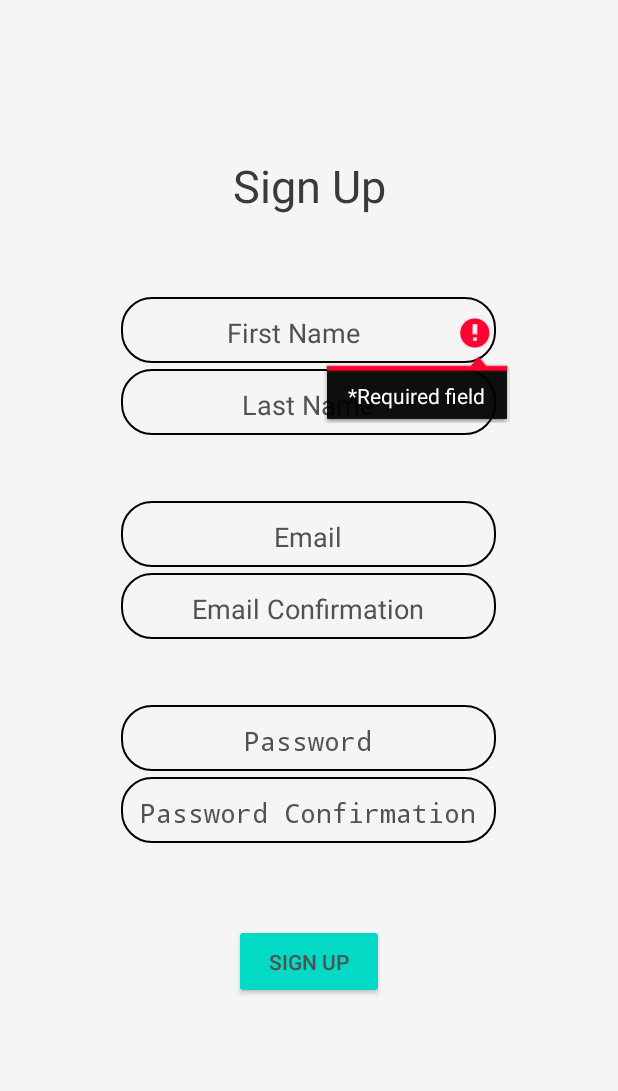
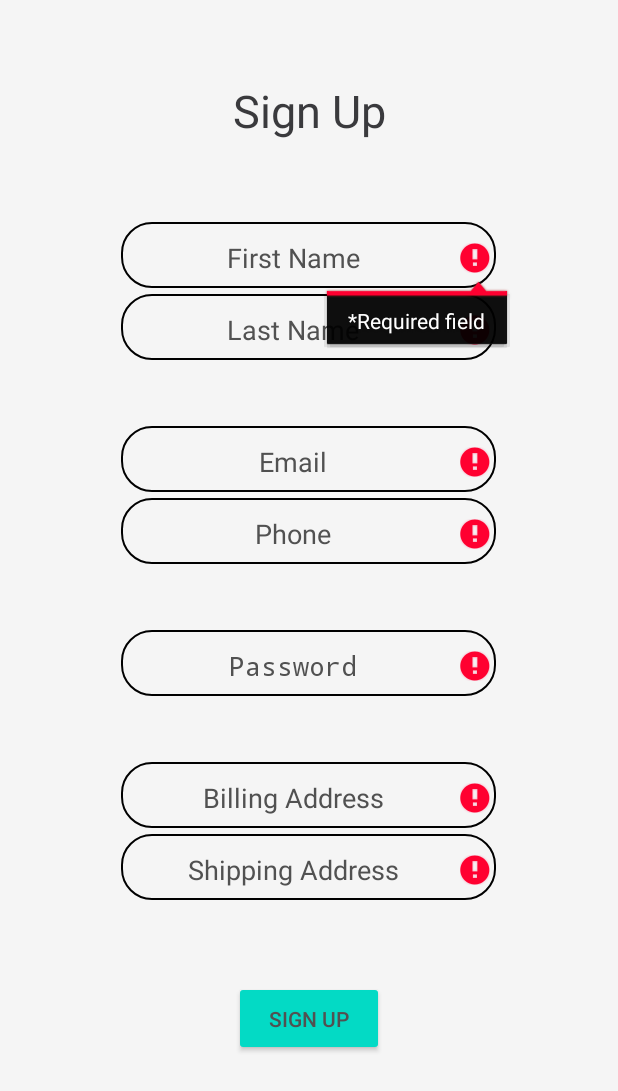
Before and after one commit to TheRealTimo/CarAuctionApp, an Android app: the SignUp screen opened directly, with no data from a screen before it, after a tap on "SIGN UP", on a phone screen of 412 x 824 dp. Shown: the top 1091 px of the screen. Run offline under Robolectric (Android 15) with nearby library versions, the phone set to English and light mode, and no system bars; our stand-ins replace Volley; network calls fail.

Commit message:
CAR-30: Implement user sign up post request, create utility classes and implement unit tests (#15)
* CAR-30: Fix build error in Navbar and add minHeight attribuites to clickable TextViews

* CAR-30: Create directories, utilities classes and update SignUp class

- Implement user sign up POST request to API
- Add pages directory and move all pages besides Starting screen there
- Create Validators class with input validator functions
- Create Constants class with various global constants shared between classes
- Create Utilities class with various global functions for displaying things on UI
- Implement newly created validators in sign up page
- Replace new View.OnClickListener() of Sign Up button with lambda expression
- Remove email confirmation and password confirmation fields
- Add phone, billingAddress and shippingAddress fields
- Add validations for newly created input fields on sign up page
- Add strings for newly created input fields on sign up page

* CAR-30: Add legalPasswordCharacters check and unit tests for all validators

- Add legalPasswordCharacters pattern in Constants
- Add emailAddressPattern in Constants
- Add mandatory legal characters check in password input data
- Add unti tests for all validators functions

```diff
--- a/CarAuctionApp/app/src/main/AndroidManifest.xml
+++ b/CarAuctionApp/app/src/main/AndroidManifest.xml
@@ -30,7 +30,7 @@
                 android:name="android.app.lib_name"
                 android:value="" />
         </activity>
-        <activity android:name=".SignUp"></activity>
-        <activity android:name=".CarInfo"></activity>
+        <activity android:name=".pages.SignUp"></activity>
+        <activity android:name=".pages.CarInfo"></activity>
     </application>
 </manifest>
--- a/CarAuctionApp/app/src/main/java/com/example/carauctionapp/StartingScreen.java
+++ b/CarAuctionApp/app/src/main/java/com/example/carauctionapp/StartingScreen.java
@@ -2,11 +2,13 @@ package com.example.carauctionapp;
 
 import android.content.Intent;
 import android.os.Bundle;
-import android.view.View;
 import android.widget.Button;
 
 import androidx.annotation.Nullable;
 import androidx.appcompat.app.AppCompatActivity;
+
+import com.example.carauctionapp.pages.CarInfo;
+import com.example.carauctionapp.pages.SignUp;
 
 public class StartingScreen extends AppCompatActivity {
     private Button signUpButton, carInfoPageButton;
--- a/CarAuctionApp/app/src/main/java/com/example/carauctionapp/CarInfo.java
+++ b/CarAuctionApp/app/src/main/java/com/example/carauctionapp/pages/CarInfo.java
@@ -1,10 +1,12 @@
-package com.example.carauctionapp;
+package com.example.carauctionapp.pages;
 
 import android.app.Activity;
 import android.os.Bundle;
 import android.widget.TextView;
 
 import androidx.annotation.Nullable;
+
+import com.example.carauctionapp.R;
 
 public class CarInfo extends Activity {
     //Variables for api request
--- a/CarAuctionApp/app/src/main/java/com/example/carauctionapp/Navbar.java
+++ b/CarAuctionApp/app/src/main/java/com/example/carauctionapp/pages/Navbar.java
@@ -1,4 +1,4 @@
-package com.example.carauctionapp;
+package com.example.carauctionapp.pages;
 
 import android.app.Activity;
 import android.os.Bundle;
@@ -6,6 +6,8 @@ import android.util.Log;
 import android.widget.TextView;
 
 import androidx.annotation.Nullable;
+
+import com.example.carauctionapp.R;
 
 public class Navbar extends Activity {
     private TextView carListingsLink, profileLink, watchListLink, recentlySoldLink;
--- /dev/null
+++ b/CarAuctionApp/app/src/main/java/com/example/carauctionapp/pages/SignUp.java
@@ -0,0 +1,161 @@
+package com.example.carauctionapp.pages;
+
+import android.app.Activity;
+import android.content.Context;
+import android.os.Bundle;
+import android.widget.Button;
+import android.widget.EditText;
+import android.widget.Toast;
+
+import androidx.annotation.Nullable;
+
+import com.android.volley.Request;
+import com.android.volley.RequestQueue;
+import com.android.volley.Response;
+import com.android.volley.VolleyError;
+import com.android.volley.toolbox.JsonObjectRequest;
+import com.android.volley.toolbox.Volley;
+import com.example.carauctionapp.R;
+import com.example.carauctionapp.utilities.Constants;
+import com.example.carauctionapp.utilities.Utilities;
+import com.example.carauctionapp.utilities.Validators;
+
+import org.json.JSONException;
+import org.json.JSONObject;
+
+public class SignUp extends Activity {
+    private Button signUpButton;
+    private EditText firstNameInput, lastNameInput, emailInput, passwordInput, phoneInput, billingAddressInput, shippingAddressInput;
+
+    private boolean isAllFieldsChecked = false;
+
+    @Override
+    protected void onCreate(@Nullable Bundle savedInstanceState) {
+        super.onCreate(savedInstanceState);
+        setContentView(R.layout.sign_up_page);
+
+        //EditView inputs
+        firstNameInput = findViewById(R.id.signUpFirstName);
+        lastNameInput = findViewById(R.id.signUpLastName);
+        emailInput = findViewById(R.id.signUpEmail);
+        passwordInput = findViewById(R.id.signUpPassword);
+        phoneInput = findViewById(R.id.signUpPhone);
+        billingAddressInput = findViewById(R.id.signUpBillingAddress);
+        shippingAddressInput = findViewById(R.id.signUpShippingAddress);
+
+        //Sign Up button
+        signUpButton = findViewById(R.id.signUpButton);
+
+        //Sign Up button click event handler
+        signUpButton.setOnClickListener(view -> {
+            if (validateLengthOfAllFields()) {
+                //Temporary data for checks
+                String tempFirstName = firstNameInput.getText().toString();
+                String tempLastName = lastNameInput.getText().toString();
+                String tempEmail = emailInput.getText().toString();
+                String tempPassword = passwordInput.getText().toString();
+                String tempPhoneNumber = phoneInput.getText().toString();
+                String tempBillingAddress = billingAddressInput.getText().toString();
+                String tempShippingAddress = shippingAddressInput.getText().toString();
+
+                isAllFieldsChecked = validateAllFields(tempFirstName, tempLastName, tempEmail, tempPassword, tempPhoneNumber, tempBillingAddress, tempShippingAddress);
+
+                if (isAllFieldsChecked) {
+                    try {
+                        sendSignUpPostRequest();
+                    } catch (JSONException e) {
+                        e.printStackTrace();
+                    }
+                }
+            }
+        });
+    }
+
+    private boolean validateLengthOfAllFields() {
+        if (!Validators.checkIfInputFieldIsEmpty(firstNameInput)) Utilities.setInputError(firstNameInput, Constants.RequiredFieldError);
+        if (!Validators.checkIfInputFieldIsEmpty(lastNameInput)) Utilities.setInputError(lastNameInput, Constants.RequiredFieldError);
+        if (!Validators.checkIfInputFieldIsEmpty(emailInput)) Utilities.setInputError(emailInput, Constants.RequiredFieldError);
+        if (!Validators.checkIfInputFieldIsEmpty(phoneInput)) Utilities.setInputError(phoneInput, Constants.RequiredFieldError);
+        if (!Validators.checkIfInputFieldIsEmpty(billingAddressInput)) Utilities.setInputError(billingAddressInput, Constants.RequiredFieldError);
+        if (!Validators.checkIfInputFieldIsEmpty(shippingAddressInput)) Utilities.setInputError(shippingAddressInput, Constants.RequiredFieldError);
+
+        if(!Validators.checkIfPasswordFieldMeetsLengthRequirements(passwordInput)) Utilities.setInputError(passwordInput, Constants.PasswordLengthError);
+
+        return true;
+    }
+
+    private boolean validateNameFieldsInput(String firstName, String lastName) {
+        if (!Validators.validateTextFieldInputData(firstName, false)) Utilities.setInputError(firstNameInput, Constants.InvalidTextInputFieldError);
+        if (!Validators.validateTextFieldInputData(lastName, false)) Utilities.setInputError(lastNameInput, Constants.InvalidTextInputFieldError);
+
+        return true;
+    }
+
+    private boolean validateEmailFieldInput(String email) {
+        if (!Validators.validateEmailFieldInputData(email)) Utilities.setInputError(emailInput, Constants.InvalidEmailError);
+
+        return true;
+    }
+
+    private boolean validatePasswordFieldInput(String password) {
+        if (!Validators.validatePasswordFieldInputData(password)) Utilities.setInputError(passwordInput, Constants.InvalidPasswordError);
+
+        return true;
+    }
+
+    private boolean validatePhoneFieldInput(String phoneNumber) {
+        if (!Validators.validatePhoneFieldInputData(phoneNumber)) Utilities.setInputError(phoneInput, Constants.InvalidPhoneNumberError);
+
+        return true;
+    }
+
+    private boolean validateBillingAndShippingAddressFieldsInput(String billingAddress, String shippingAddress) {
+        if (!Validators.validateTextFieldInputData(billingAddress, true)) Utilities.setInputError(billingAddressInput, Constants.InvalidTextInputFieldError);
+        if (!Validators.validateTextFieldInputData(shippingAddress, true)) Utilities.setInputError(shippingAddressInput, Constants.InvalidTextInputFieldError);
+
+        return true;
+    }
+
+    private boolean validateAllFields(String firstName, String lastName, String email, String password, String phoneNumber, String billingAddress, String shippingAddress) {
+        return validateNameFieldsInput(firstName, lastName) && validateEmailFieldInput(email) && validatePasswordFieldInput(password) && validatePhoneFieldInput(phoneNumber) && validateBillingAndShippingAddressFieldsInput(billingAddress, shippingAddress);
+    }
+
+    private void sendSignUpPostRequest() throws JSONException {
+        RequestQueue requestQueue = Volley.newRequestQueue(this);
+
+        JSONObject jsonUserObject = new JSONObject();
+        jsonUserObject.put("email", emailInput.getText().toString());
+        jsonUserObject.put("password", passwordInput.getText().toString());
+        jsonUserObject.put("firstName", firstNameInput.getText().toString());
+        jsonUserObject.put("lastName", lastNameInput.getText().toString());
+        jsonUserObject.put("phone", phoneInput.getText().toString());
+        jsonUserObject.put("billingAddress", billingAddressInput.getText().toString());
+        jsonUserObject.put("shippingAddress", shippingAddressInput.getText().toString());
+
+        JSONObject jsonBody = new JSONObject();
+        jsonBody.put("user", jsonUserObject);
+
+        final String requestBody = jsonBody.toString();
+
+        JsonObjectRequest signUpUserRequest = new JsonObjectRequest(Request.Method.POST, Constants.SIGN_UP_USER_API_URL, jsonBody,
+            new Response.Listener<JSONObject>() {
+                @Override
+                public void onResponse(JSONObject response) {
+                    Context context = getApplicationContext();
+                    Toast successfulSignUpToast = Toast.makeText(context, "Successfully signed up!", Toast.LENGTH_SHORT);
+                    successfulSignUpToast.show();
+                    SignUp.this.finish();
+                }
+            },
+            new Response.ErrorListener() {
+                @Override
+                public void onErrorResponse(VolleyError error) {
+                    Context context = getApplicationContext();
+                    Toast successfulSignUpToast = Toast.makeText(context, "There was an error, please try again!", Toast.LENGTH_SHORT);
+                    successfulSignUpToast.show();
+                }
+            });
+
+        requestQueue.add(signUpUserRequest);
+    }
+}
--- /dev/null
+++ b/CarAuctionApp/app/src/main/java/com/example/carauctionapp/utilities/Constants.java
@@ -0,0 +1,32 @@
+package com.example.carauctionapp.utilities;
+
+import android.util.Patterns;
+
+import java.util.regex.Pattern;
+
+public class Constants {
+    public static final int MIN_PASSWORD_LENGTH = 8;
+    public static final int MAX_PASSWORD_LENGTH = 20;
+
+    //API URLs
+    public static final String SIGN_UP_USER_API_URL = "https://api.unnamedproject.xyz/api/v1.0/user";
+    public static final String CAR_API_URL = "https://carapi.app/api";
+
+    //Error messages
+    public static final String RequiredFieldError = "*Required field";
+    public static final String PasswordLengthError = "Password length must be at least " + Constants.MIN_PASSWORD_LENGTH + "and max characters " + Constants.MAX_PASSWORD_LENGTH;
+    public static final String InvalidTextInputFieldError = "Digits and illegal characters are not allowed";
+    public static final String InvalidEmailError = "Invalid email address";
+    public static final String InvalidPasswordError = "Password must contain lower and upper case letters, digits and must NOT contain illegal characters";
+    public static final String InvalidPhoneNumberError = "Invalid phone number";
+
+    //Patterns
+    public static final Pattern upperCase = Pattern.compile("[A-Z]");
+    public static final Pattern lowerCase = Pattern.compile("[a-z]");
+    public static final Pattern digit = Pattern.compile("[0-9]");
+    public static final Pattern emailAddressPattern = Patterns.EMAIL_ADDRESS;
+    public static final Pattern legalPasswordCharacters = Pattern.compile("[@_+]");
+    public static final Pattern illegalNameCharacters = Pattern.compile("[<>+*@&()^!\"#$%':;=?_`{}|~]");
+    public static final Pattern illegalPasswordCharacters = Pattern.compile("[<>*&()^!\"#$%':;=?`{}|~]");
+    public static final Pattern illegalPhoneCharacters = Pattern.compile("[<>*@&()^!\"#$%':;=?_`{}|~]");
+}
--- /dev/null
+++ b/CarAuctionApp/app/src/main/java/com/example/carauctionapp/utilities/Utilities.java
@@ -0,0 +1,9 @@
+package com.example.carauctionapp.utilities;
+
+import android.widget.EditText;
+
+public class Utilities {
+    public static void setInputError(EditText inputField, String error) {
+        inputField.setError(error);
+    }
+}
--- /dev/null
+++ b/CarAuctionApp/app/src/main/java/com/example/carauctionapp/utilities/Validators.java
@@ -0,0 +1,87 @@
+package com.example.carauctionapp.utilities;
+
+import android.widget.EditText;
+
+public class Validators {
+
+
+    public static boolean checkIfInputFieldIsEmpty(EditText inputField) {
+        if (inputField.length() == 0) {
+            return false;
+        }
+
+        return true;
+    }
+
+    public static boolean checkIfPasswordFieldMeetsLengthRequirements(EditText passwordField) {
+        if (passwordField.length() < Constants.MIN_PASSWORD_LENGTH) {
+            return false;
+        }
+
+        if (passwordField.length() > Constants.MAX_PASSWORD_LENGTH) {
+            return false;
+        }
+
+        return true;
+    }
+
+    public static boolean validateTextFieldInputData(String name, boolean allowDigits) {
+        if (!allowDigits && Constants.digit.matcher(name).find()) {
+            return false;
+        }
+
+        if (Constants.illegalNameCharacters.matcher(name).find()) {
+            return false;
+        }
+
+        return true;
+    }
+
+    public static boolean validateEmailFieldInputData(String email) {
+        if (!Constants.emailAddressPattern.matcher(email).matches()) {
+            return false;
+        }
+
+        return true;
+    }
+
+    public static boolean validatePasswordFieldInputData(String password) {
+        if (!Constants.upperCase.matcher(password).find()) {
+            return false;
+        }
+
+        if (!Constants.lowerCase.matcher(password).find()) {
+            return false;
+        }
+
+        if (!Constants.digit.matcher(password).find()) {
+            return false;
+        }
+
+        if(!Constants.legalPasswordCharacters.matcher(password).find()) {
+            return false;
+        }
+
+        if(Constants.illegalPasswordCharacters.matcher(password).find()) {
+            return false;
+        }
+
+        return true;
+    }
+
+    public static boolean validatePhoneFieldInputData(String phoneNumber) {
+        if (Constants.upperCase.matcher(phoneNumber).find()) {
+           return false;
+        }
+
+        if (Constants.lowerCase.matcher(phoneNumber).find()) {
+            return false;
+        }
+
+        if (Constants.illegalPhoneCharacters.matcher(phoneNumber).find()) {
+            return false;
+        }
+
+        return true;
+    }
+}
--- a/CarAuctionApp/app/src/main/res/layout/sign_up_page.xml
+++ b/CarAuctionApp/app/src/main/res/layout/sign_up_page.xml
@@ -10,7 +10,7 @@
         android:minHeight="48dp"
         android:layout_width="match_parent"
         android:layout_height="wrap_content"
-        android:layout_marginTop="100dp"
+        android:layout_marginTop="50dp"
         android:layout_marginBottom="50dp"
         android:layout_centerHorizontal="true"
         android:gravity="center"
@@ -69,7 +69,7 @@
         android:inputType="textEmailAddress"/>
 
     <EditText
-        android:id="@+id/signUpEmailConfirmation"
+        android:id="@+id/signUpPhone"
         android:minHeight="48dp"
         android:layout_width="250dp"
         android:layout_height="wrap_content"
@@ -78,11 +78,11 @@
         android:gravity="center"
         android:background="@drawable/input_field_rectangle_border_rounded_corners"
         android:padding="4dp"
-        android:hint="@string/emailConfirmationHint"
-        android:autofillHints="emailAddress"
+        android:hint="@string/phoneHint"
+        android:autofillHints="phone"
         android:textColorHint="@color/bodyTextColor"
         android:textColor="@color/bodyTextColor"
-        android:inputType="textEmailAddress"/>
+        android:inputType="phone"/>
 
     <EditText
         android:id="@+id/signUpPassword"
@@ -91,7 +91,7 @@
         android:layout_height="wrap_content"
         android:layout_marginTop="40dp"
         android:layout_centerHorizontal="true"
-        android:layout_below="@id/signUpEmailConfirmation"
+        android:layout_below="@id/signUpPhone"
         android:gravity="center"
         android:background="@drawable/input_field_rectangle_border_rounded_corners"
         android:padding="4dp"
@@ -102,26 +102,43 @@
         android:inputType="textPassword"/>
 
     <EditText
-        android:id="@+id/signUpPasswordConfirmation"
+        android:id="@+id/signUpBillingAddress"
         android:minHeight="48dp"
         android:layout_width="250dp"
         android:layout_height="wrap_content"
+        android:layout_marginTop="40dp"
         android:layout_centerHorizontal="true"
         android:layout_below="@id/signUpPassword"
         android:gravity="center"
         android:background="@drawable/input_field_rectangle_border_rounded_corners"
         android:padding="4dp"
-        android:hint="@string/passwordConfirmationHint"
-        android:autofillHints="password"
+        android:hint="@string/billingAddressHint"
+        android:autofillHints="postalAddress"
         android:textColor="@color/bodyTextColor"
         android:textColorHint="@color/bodyTextColor"
-        android:inputType="textPassword"/>
+        android:inputType="textPostalAddress"/>
+
+    <EditText
+        android:id="@+id/signUpShippingAddress"
+        android:minHeight="48dp"
+        android:layout_width="250dp"
+        android:layout_height="wrap_content"
+        android:layout_centerHorizontal="true"
+        android:layout_below="@id/signUpBillingAddress"
+        android:gravity="center"
+        android:background="@drawable/input_field_rectangle_border_rounded_corners"
+        android:padding="4dp"
+        android:hint="@string/shippingAddressHint"
+        android:autofillHints="postalAddress"
+        android:textColor="@color/bodyTextColor"
+        android:textColorHint="@color/bodyTextColor"
+        android:inputType="textPostalAddress"/>
 
     <Button
         android:id="@+id/signUpButton"
         android:layout_width="100dp"
         android:layout_height="50dp"
-        android:layout_below="@id/signUpPasswordConfirmation"
+        android:layout_below="@id/signUpShippingAddress"
         android:layout_centerHorizontal="true"
         android:layout_marginTop="50dp"
         android:backgroundTint="#03DAC5"
--- a/CarAuctionApp/app/src/main/res/values/strings.xml
+++ b/CarAuctionApp/app/src/main/res/values/strings.xml
@@ -17,9 +17,10 @@
     <string name="firstNameHint">First Name</string>
     <string name="lastNameHint">Last Name</string>
     <string name="emailHint">Email</string>
-    <string name="emailConfirmationHint">Email Confirmation</string>
+    <string name="phoneHint">Phone</string>
     <string name="passwordHint">Password</string>
-    <string name="passwordConfirmationHint">Password Confirmation</string>
+    <string name="billingAddressHint">Billing Address</string>
+    <string name="shippingAddressHint">Shipping Address</string>
     <string name="navbarSearchHint">Search</string>
 
     <!-- Buttons -->
```
Also changed, not shown: CarAuctionApp/app/src/main/java/com/example/carauctionapp/SignUp.java (deleted, +0 -219 lines), CarAuctionApp/app/src/main/java/com/example/carauctionapp/Utilities.java (deleted, +0 -7 lines), CarAuctionApp/app/src/main/java/com/example/carauctionapp/pages/LogIn.java (renamed from CarAuctionApp/app/src/main/java/com/example/carauctionapp/LogIn.java, +8 -5 lines), CarAuctionApp/app/src/main/res/layout-v28/navbar.xml (+8 -4 lines), 1 other file.
